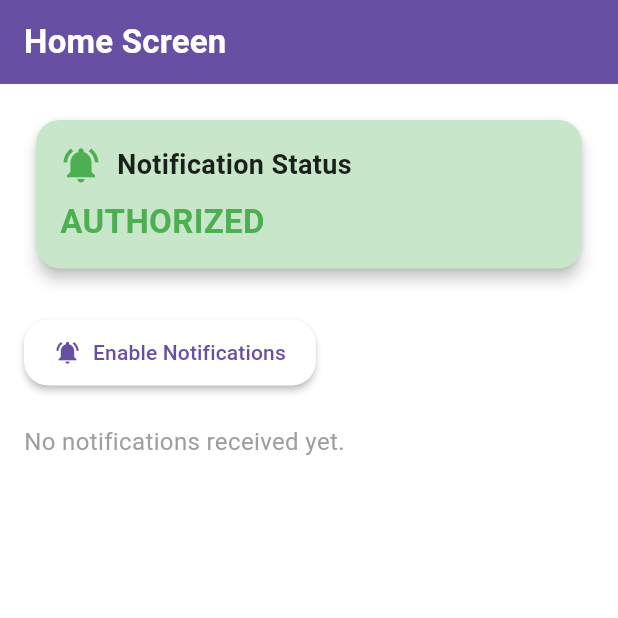
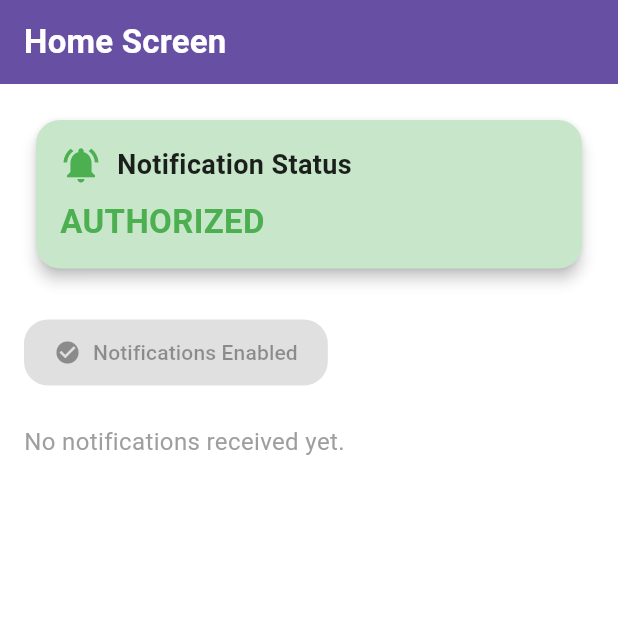
Before and after one commit to afperdomo2/push_app, a Flutter app: the screen it shows after launch, on a phone screen of 412 x 824 dp, the top half of it. Run offline on Flutter 3.47's test engine with Material 3 defaults, Android fonts, the phone set to English and light mode, and no system bars; our stand-ins replace equatable, firebase_core, firebase_messaging, flutter_bloc, go_router; accounts and stored records are empty.

```diff
--- a/lib/features/home/screens/home_screen.dart
+++ b/lib/features/home/screens/home_screen.dart
@@ -185,17 +185,28 @@ class _NotificationRequestButton extends StatelessWidget {
 
   @override
   Widget build(BuildContext context) {
+    final notificationsState = context.watch<NotificationsBloc>().state;
+    final isAuthorized = notificationsState.status.name == 'authorized';
+
     return ElevatedButton.icon(
-      onPressed: () {
-        notificationsBloc.requestPermission();
-        ScaffoldMessenger.of(context).showSnackBar(
-          const SnackBar(content: Text('Requesting notification permission...')),
-        );
-      },
-      icon: const Icon(Icons.notifications_active),
-      label: const Text('Enable Notifications'),
+      onPressed: isAuthorized
+          ? null
+          : () {
+              notificationsBloc.requestPermission();
+              ScaffoldMessenger.of(context).showSnackBar(
+                const SnackBar(content: Text('Requesting notification permission...')),
+              );
+            },
+      icon: Icon(
+        isAuthorized ? Icons.check_circle : Icons.notifications_active,
+      ),
+      label: Text(
+        isAuthorized ? 'Notifications Enabled' : 'Enable Push Notifications',
+      ),
       style: ElevatedButton.styleFrom(
         padding: const EdgeInsets.symmetric(vertical: 12, horizontal: 20),
+        backgroundColor: isAuthorized ? Colors.green.shade100 : null,
+        foregroundColor: isAuthorized ? Colors.green.shade800 : null,
       ),
     );
   }
```
Also changed, not shown: 1 other file.
